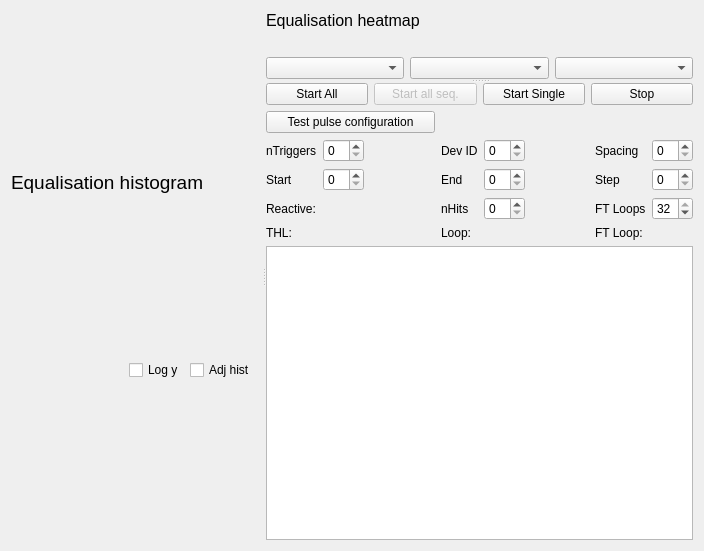
First picture: the form in SpidrMpx3Eq/qcstmequalization.ui, repository navrit/dexter, before the edit.
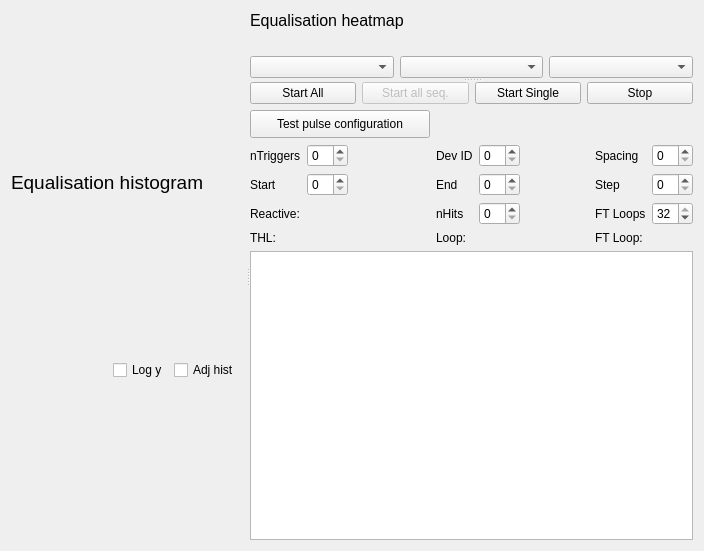
Second picture: the form after the edit. Custom widgets are drawn as their Qt base class.

Diff of the .ui file:
```diff
--- a/SpidrMpx3Eq/qcstmequalization.ui
+++ b/SpidrMpx3Eq/qcstmequalization.ui
@@ -623,6 +623,24 @@
             </item>
             <item row="0" column="0" colspan="3">
              <widget class="QPushButton" name="pushButton_testPulses">
+              <property name="sizePolicy">
+               <sizepolicy hsizetype="Fixed" vsizetype="Fixed">
+                <horstretch>0</horstretch>
+                <verstretch>0</verstretch>
+               </sizepolicy>
+              </property>
+              <property name="minimumSize">
+               <size>
+                <width>180</width>
+                <height>28</height>
+               </size>
+              </property>
+              <property name="maximumSize">
+               <size>
+                <width>180</width>
+                <height>28</height>
+               </size>
+              </property>
               <property name="text">
                <string>Test pulse configuration</string>
               </property>
```
